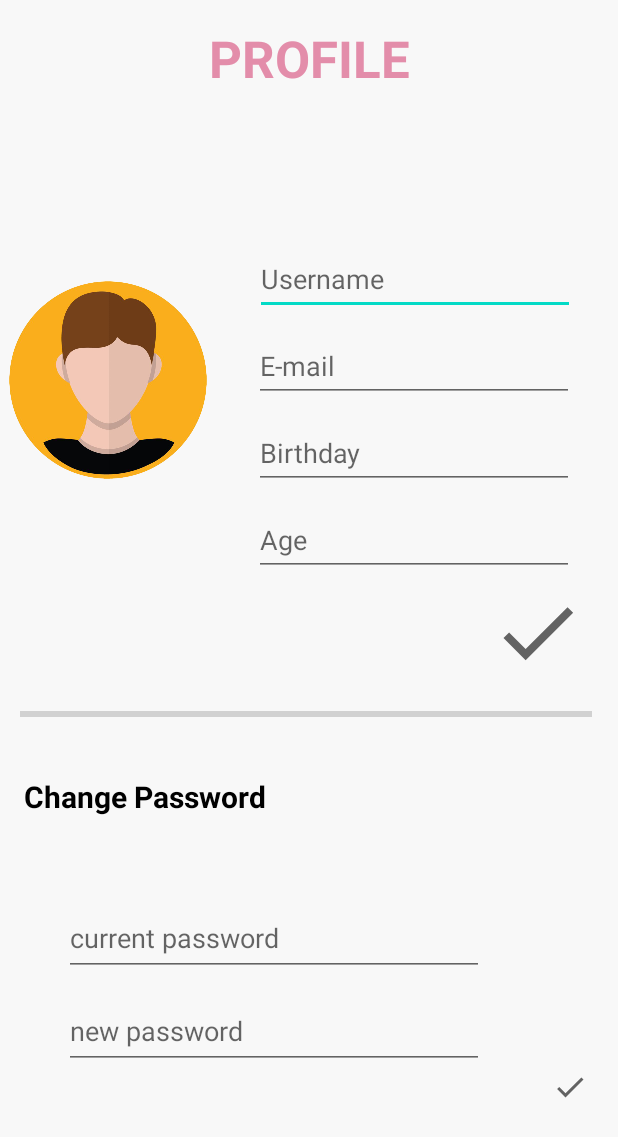
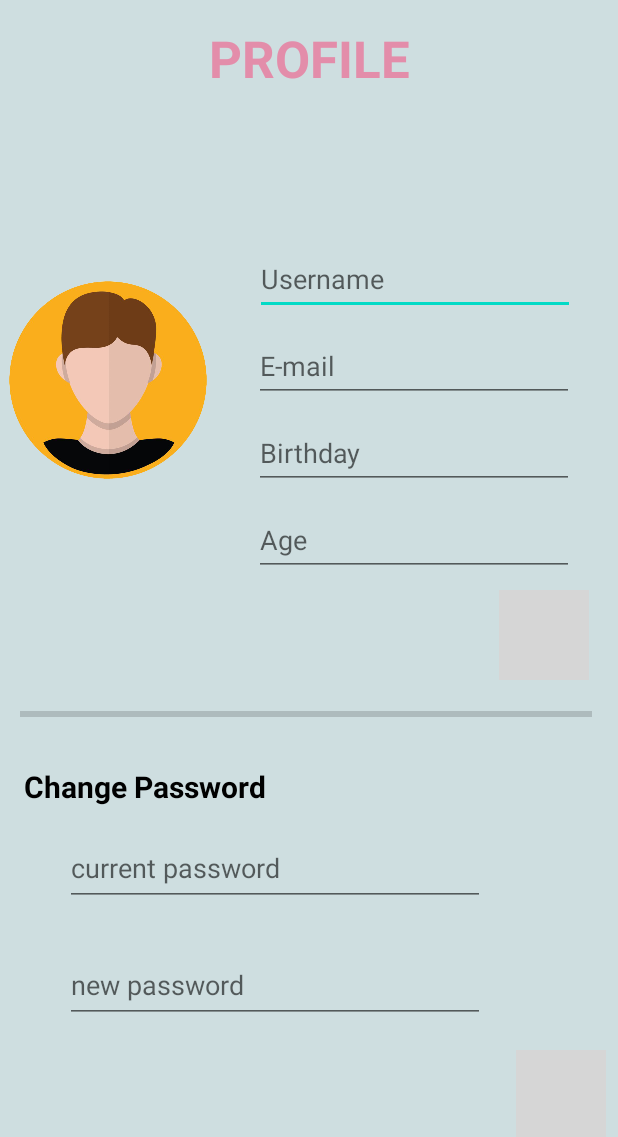
Before and after one commit to ozgulbilici/FinalProject, an Android app: the EditProfileActivity screen opened directly, with no data from a screen before it, on a phone screen of 412 x 824 dp. Shown: the top 1137 px of the screen. Run offline under Robolectric (Android 15) with nearby library versions, the phone set to English and light mode, and no system bars; grey boxes are pictures that could not be loaded.

Commit message:
click button is added in AddReminderActivity and EditProfileActivity

```diff
--- a/app/src/main/java/tr/edu/mu/ceng/mad/reminderapp/EditProfileActivity.java
+++ b/app/src/main/java/tr/edu/mu/ceng/mad/reminderapp/EditProfileActivity.java
@@ -2,13 +2,41 @@ package tr.edu.mu.ceng.mad.reminderapp;
 
 import androidx.appcompat.app.AppCompatActivity;
 
+import android.annotation.SuppressLint;
 import android.os.Bundle;
+import android.view.View;
+import android.widget.Button;
+import android.widget.ImageButton;
+import android.widget.Toast;
 
 public class EditProfileActivity extends AppCompatActivity {
+
+    ImageButton btnClick;
+    ImageButton btnClick2;
 
     @Override
     protected void onCreate(Bundle savedInstanceState) {
         super.onCreate(savedInstanceState);
         setContentView(R.layout.activity_edit_profile);
+
+        btnClick2 = (ImageButton) findViewById(R.id.btnClick2);
+
+        btnClick2.setOnClickListener(new View.OnClickListener() {
+            @Override
+            public void onClick(View view) {
+                Toast.makeText(EditProfileActivity.this, "Password is changed.", Toast.LENGTH_SHORT).show();
+            }
+        });
+
+        btnClick = (ImageButton) findViewById(R.id.btnClick);
+
+        btnClick.setOnClickListener(new View.OnClickListener() {
+            @Override
+            public void onClick(View view) {
+                Toast.makeText(EditProfileActivity.this, "Profile is updated.", Toast.LENGTH_SHORT).show();
+            }
+        });
+
+
     }
 }
--- a/app/src/main/res/drawable/ic_baseline_check_24.xml
+++ /dev/null
@@ -1,10 +0,0 @@
-<vector xmlns:android="http://schemas.android.com/apk/res/android"
-    android:width="24dp"
-    android:height="24dp"
-    android:viewportWidth="24"
-    android:viewportHeight="24"
-    android:tint="?attr/colorControlNormal">
-  <path
-      android:fillColor="@android:color/white"
-      android:pathData="M9,16.17L4.83,12l-1.42,1.41L9,19 21,7l-1.41,-1.41z"/>
-</vector>
--- a/app/src/main/res/layout/activity_edit_profile.xml
+++ b/app/src/main/res/layout/activity_edit_profile.xml
@@ -4,7 +4,7 @@
     xmlns:tools="http://schemas.android.com/tools"
     android:layout_width="match_parent"
     android:layout_height="match_parent"
-    android:background="#F8F8F8"
+    android:background="#5B76A3A8"
     tools:context=".EditProfileActivity">
 
     <TextView
@@ -107,44 +107,32 @@
             app:layout_constraintTop_toTopOf="parent"
             app:srcCompat="@drawable/profileavatar" />
 
-        <ImageView
-            android:id="@+id/imageView2"
-            android:layout_width="70dp"
-            android:layout_height="63dp"
+        <ImageButton
+            android:id="@+id/btnClick"
+            android:layout_width="60dp"
+            android:layout_height="60dp"
             android:layout_marginBottom="4dp"
-            android:src="@drawable/ic_baseline_check_24"
+            android:background="@drawable/clickbtn"
+            android:src="@drawable/ic_clickasset"
             app:layout_constraintBottom_toBottomOf="parent"
             app:layout_constraintEnd_toEndOf="parent"
             app:layout_constraintHorizontal_bias="0.952"
             app:layout_constraintStart_toStartOf="parent"
             app:layout_constraintTop_toBottomOf="@+id/editTextTextPersonName8"
-            app:layout_constraintVertical_bias="1.0"
-            app:srcCompat="@drawable/clickbtn" />
+            app:layout_constraintVertical_bias="1.0" />
 
     </androidx.constraintlayout.widget.ConstraintLayout>
 
     <androidx.constraintlayout.widget.ConstraintLayout
         android:id="@+id/cardView2"
-        android:layout_width="410dp"
-        android:layout_height="223dp"
+        android:layout_width="411dp"
+        android:layout_height="255dp"
         app:layout_constraintBottom_toBottomOf="parent"
         app:layout_constraintEnd_toEndOf="parent"
         app:layout_constraintHorizontal_bias="0.0"
         app:layout_constraintStart_toStartOf="parent"
         app:layout_constraintTop_toBottomOf="@+id/progressBar"
         app:layout_constraintVertical_bias="0.209">
-
-        <ImageView
-            android:id="@+id/imageView3"
-            android:layout_width="wrap_content"
-            android:layout_height="wrap_content"
-            android:layout_marginBottom="4dp"
-            android:src="@drawable/ic_baseline_check_24"
-            app:layout_constraintBottom_toBottomOf="parent"
-            app:layout_constraintEnd_toEndOf="parent"
-            app:layout_constraintHorizontal_bias="0.954"
-            app:layout_constraintStart_toStartOf="parent"
-            app:srcCompat="@drawable/clickbtn" />
 
         <TextView
             android:id="@+id/textView5"
@@ -166,10 +154,11 @@
             android:id="@+id/editTextTextPassword4"
             android:layout_width="280dp"
             android:layout_height="50dp"
+            android:layout_marginBottom="84dp"
             android:ems="10"
             android:hint="new password"
             android:inputType="textPassword"
-            app:layout_constraintBottom_toTopOf="@+id/imageView3"
+            app:layout_constraintBottom_toBottomOf="parent"
             app:layout_constraintEnd_toEndOf="parent"
             app:layout_constraintHorizontal_bias="0.328"
             app:layout_constraintStart_toStartOf="parent" />
@@ -178,14 +167,29 @@
             android:id="@+id/editTextTextPassword3"
             android:layout_width="280dp"
             android:layout_height="50dp"
-            android:layout_marginBottom="12dp"
+            android:layout_marginBottom="28dp"
             android:ems="10"
             android:hint="current password"
             android:inputType="textPassword"
             app:layout_constraintBottom_toTopOf="@+id/editTextTextPassword4"
             app:layout_constraintEnd_toEndOf="parent"
-            app:layout_constraintHorizontal_bias="0.328"
+            app:layout_constraintHorizontal_bias="0.33"
             app:layout_constraintStart_toStartOf="parent" />
+
+
+        <ImageButton
+            android:id="@+id/btnClick2"
+            android:layout_width="60dp"
+            android:layout_height="60dp"
+            android:background="@drawable/clickbtn"
+            android:src="@drawable/ic_clickasset"
+            app:layout_constraintBottom_toBottomOf="parent"
+            app:layout_constraintEnd_toEndOf="parent"
+            app:layout_constraintHorizontal_bias="0.98"
+            app:layout_constraintStart_toStartOf="parent"
+            app:layout_constraintTop_toTopOf="parent"
+            app:layout_constraintVertical_bias="0.969" />
+
     </androidx.constraintlayout.widget.ConstraintLayout>
 
 </androidx.constraintlayout.widget.ConstraintLayout>
--- a/app/src/main/res/layout/activity_login.xml
+++ b/app/src/main/res/layout/activity_login.xml
@@ -4,7 +4,7 @@
     xmlns:tools="http://schemas.android.com/tools"
     android:layout_width="match_parent"
     android:layout_height="match_parent"
-    android:background="#BEFFFFFF"
+    android:background="#19FF9800"
     tools:context=".LoginActivity">
 
     <ImageView
--- a/app/src/main/res/layout/activity_main.xml
+++ b/app/src/main/res/layout/activity_main.xml
@@ -4,7 +4,8 @@
     xmlns:tools="http://schemas.android.com/tools"
     android:layout_width="match_parent"
     android:layout_height="match_parent"
-    tools:context=".MainActivity" >
+    android:background="#19FF9800"
+    tools:context=".MainActivity">
 
     <TextView
         android:id="@+id/txtApppNameView"
```
Also changed, not shown: app/src/main/java/tr/edu/mu/ceng/mad/reminderapp/AddReminderActivity.java (+16 -0 lines), app/src/main/java/tr/edu/mu/ceng/mad/reminderapp/MainActivity.java (+9 -0 lines), app/src/main/res/layout/activity_add_reminder.xml (+26 -4 lines).
